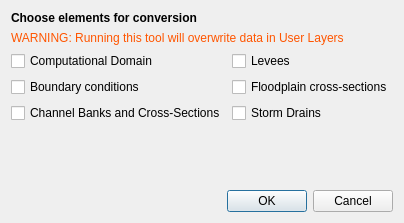
This is flo2d/ui/schema2user.ui in FLO-2DSoftware/qgis-flo-2d-plugin as Qt 5 draws it before an edit. The edited form follows.
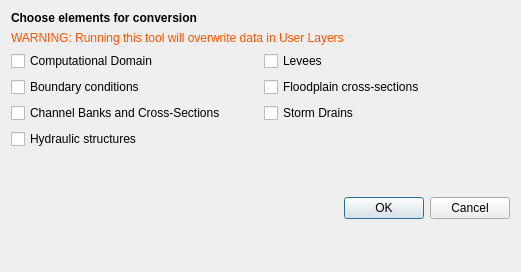
This is the edited form.

Commit message: Convert schematic hydraulic structures to user structure lines

Patch:
```diff
--- a/flo2d/ui/schema2user.ui
+++ b/flo2d/ui/schema2user.ui
@@ -9,63 +9,30 @@
    <rect>
     <x>0</x>
     <y>0</y>
-    <width>380</width>
-    <height>223</height>
+    <width>521</width>
+    <height>272</height>
    </rect>
   </property>
   <property name="windowTitle">
    <string>Schematic to user layers conversion</string>
   </property>
-  <layout class="QGridLayout" name="gridLayout">
-   <item row="5" column="0">
-    <widget class="QDialogButtonBox" name="buttonBox">
-     <property name="orientation">
-      <enum>Qt::Horizontal</enum>
-     </property>
-     <property name="standardButtons">
-      <set>QDialogButtonBox::Cancel|QDialogButtonBox::Ok</set>
-     </property>
-    </widget>
-   </item>
-   <item row="1" column="0">
-    <widget class="QLabel" name="label_6">
-     <property name="text">
-      <string>&lt;html&gt;&lt;head/&gt;&lt;body&gt;&lt;p&gt;&lt;span style=&quot; color:#ff5500;&quot;&gt;WARNING: Running this tool will overwrite data in User Layers&lt;/span&gt;&lt;/p&gt;&lt;/body&gt;&lt;/html&gt;</string>
-     </property>
-    </widget>
-   </item>
-   <item row="0" column="0">
+  <layout class="QGridLayout" name="gridLayout_2">
+   <item row="0" column="0" colspan="2">
     <widget class="QLabel" name="label_4">
      <property name="text">
       <string>&lt;html&gt;&lt;head/&gt;&lt;body&gt;&lt;p&gt;&lt;span style=&quot; font-weight:600;&quot;&gt;Choose elements for conversion&lt;/span&gt;&lt;/p&gt;&lt;/body&gt;&lt;/html&gt;</string>
      </property>
     </widget>
    </item>
-   <item row="4" column="0">
-    <spacer name="verticalSpacer">
-     <property name="orientation">
-      <enum>Qt::Vertical</enum>
+   <item row="1" column="0" colspan="2">
+    <widget class="QLabel" name="label_6">
+     <property name="text">
+      <string>&lt;html&gt;&lt;head/&gt;&lt;body&gt;&lt;p&gt;&lt;span style=&quot; color:#ff5500;&quot;&gt;WARNING: Running this tool will overwrite data in User Layers&lt;/span&gt;&lt;/p&gt;&lt;/body&gt;&lt;/html&gt;</string>
      </property>
-     <property name="sizeHint" stdset="0">
-      <size>
-       <width>20</width>
-       <height>40</height>
-      </size>
-     </property>
-    </spacer>
+    </widget>
    </item>
-   <item row="2" column="0">
-    <layout class="QGridLayout" name="gridLayout_2">
-     <property name="bottomMargin">
-      <number>0</number>
-     </property>
-     <item row="1" column="0">
-      <widget class="QCheckBox" name="ckbox_bc">
-       <property name="text">
-        <string>Boundary conditions</string>
-       </property>
-      </widget>
-     </item>
+   <item row="2" column="0" colspan="2">
+    <layout class="QGridLayout" name="gridLayout">
      <item row="0" column="0">
       <widget class="QCheckBox" name="ckbox_domain">
        <property name="text">
@@ -73,20 +40,6 @@
        </property>
       </widget>
      </item>
-     <item row="2" column="0">
-      <widget class="QCheckBox" name="ckbox_1d">
-       <property name="text">
-        <string>Channel Banks and Cross-Sections</string>
-       </property>
-      </widget>
-     </item>
-     <item row="1" column="1">
-      <widget class="QCheckBox" name="ckbox_fpxsec">
-       <property name="text">
-        <string>Floodplain cross-sections</string>
-       </property>
-      </widget>
-     </item>
      <item row="0" column="1">
       <widget class="QCheckBox" name="ckbox_levees">
        <property name="text">
@@ -94,6 +47,27 @@
        </property>
       </widget>
      </item>
+     <item row="1" column="0">
+      <widget class="QCheckBox" name="ckbox_bc">
+       <property name="text">
+        <string>Boundary conditions</string>
+       </property>
+      </widget>
+     </item>
+     <item row="1" column="1">
+      <widget class="QCheckBox" name="ckbox_fpxsec">
+       <property name="text">
+        <string>Floodplain cross-sections</string>
+       </property>
+      </widget>
+     </item>
+     <item row="2" column="0">
+      <widget class="QCheckBox" name="ckbox_1d">
+       <property name="text">
+        <string>Channel Banks and Cross-Sections</string>
+       </property>
+      </widget>
+     </item>
      <item row="2" column="1">
       <widget class="QCheckBox" name="ckbox_swmm">
        <property name="text">
@@ -101,8 +75,38 @@
        </property>
       </widget>
      </item>
+     <item row="3" column="0">
+      <widget class="QCheckBox" name="chbox_hydr_struct">
+       <property name="text">
+        <string>Hydraulic structures</string>
+       </property>
+      </widget>
+     </item>
     </layout>
    </item>
+   <item row="3" column="0">
+    <spacer name="verticalSpacer">
+     <property name="orientation">
+      <enum>Qt::Vertical</enum>
+     </property>
+     <property name="sizeHint" stdset="0">
+      <size>
+       <width>20</width>
+       <height>57</height>
+      </size>
+     </property>
+    </spacer>
+   </item>
+   <item row="3" column="1">
+    <widget class="QDialogButtonBox" name="buttonBox">
+     <property name="orientation">
+      <enum>Qt::Horizontal</enum>
+     </property>
+     <property name="standardButtons">
+      <set>QDialogButtonBox::Cancel|QDialogButtonBox::Ok</set>
+     </property>
+    </widget>
+   </item>
   </layout>
  </widget>
  <resources/>
```
The commit also changes 4 other files.
